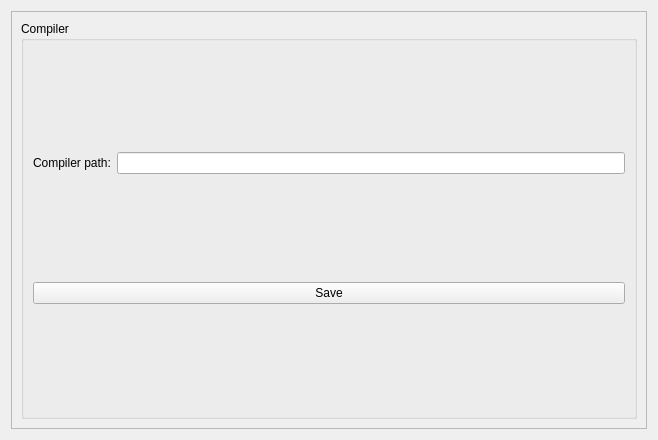
Qt form app/ui/preferenceswidget.ui (dj1vs/corgide) before a commit.
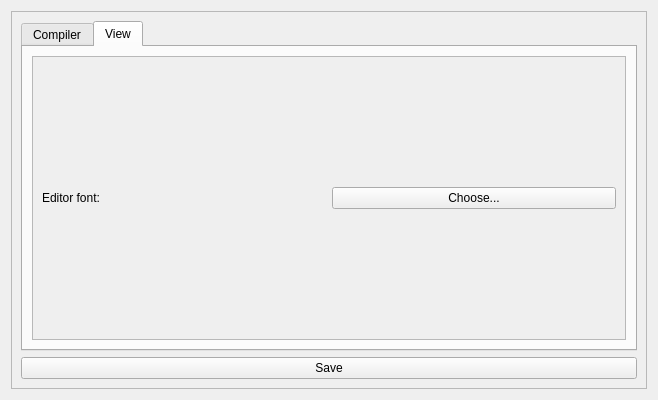
The same form after that commit.

Commit message: choose editor font in preferences

```diff
--- a/app/ui/preferenceswidget.ui
+++ b/app/ui/preferenceswidget.ui
@@ -7,7 +7,7 @@
     <x>0</x>
     <y>0</y>
     <width>658</width>
-    <height>440</height>
+    <height>400</height>
    </rect>
   </property>
   <property name="windowTitle">
@@ -24,18 +24,37 @@
        <rect>
         <x>0</x>
         <y>0</y>
-        <width>638</width>
-        <height>420</height>
+        <width>642</width>
+        <height>384</height>
        </rect>
       </property>
       <layout class="QVBoxLayout" name="verticalLayout_3">
        <item>
-        <widget class="QGroupBox" name="groupBox">
-         <property name="title">
+        <widget class="QTabWidget" name="tabWidget">
+         <property name="currentIndex">
+          <number>1</number>
+         </property>
+         <widget class="QWidget" name="tab">
+          <attribute name="title">
           <string>Compiler</string>
-         </property>
+          </attribute>
          <layout class="QVBoxLayout" name="verticalLayout">
           <item>
+            <widget class="QScrollArea" name="scrollArea_2">
+             <property name="widgetResizable">
+              <bool>true</bool>
+             </property>
+             <widget class="QWidget" name="scrollAreaWidgetContents_2">
+              <property name="geometry">
+               <rect>
+                <x>0</x>
+                <y>0</y>
+                <width>606</width>
+                <height>279</height>
+               </rect>
+              </property>
+              <layout class="QVBoxLayout" name="verticalLayout_4">
+               <item>
            <layout class="QHBoxLayout" name="horizontalLayout_2">
             <item>
              <widget class="QLabel" name="compiler_path_label">
@@ -49,6 +68,58 @@
             </item>
            </layout>
           </item>
+              </layout>
+             </widget>
+            </widget>
+           </item>
+          </layout>
+         </widget>
+         <widget class="QWidget" name="tab_2">
+          <attribute name="title">
+           <string>View</string>
+          </attribute>
+          <layout class="QVBoxLayout" name="verticalLayout_5">
+           <item>
+            <widget class="QScrollArea" name="scrollArea_3">
+             <property name="widgetResizable">
+              <bool>true</bool>
+             </property>
+             <widget class="QWidget" name="scrollAreaWidgetContents_3">
+              <property name="geometry">
+               <rect>
+                <x>0</x>
+                <y>0</y>
+                <width>606</width>
+                <height>279</height>
+               </rect>
+              </property>
+              <layout class="QVBoxLayout" name="verticalLayout_6">
+               <item>
+                <layout class="QHBoxLayout" name="horizontalLayout">
+                 <item>
+                  <widget class="QLabel" name="label">
+                   <property name="text">
+                    <string>Editor font:</string>
+                   </property>
+                  </widget>
+                 </item>
+                 <item>
+                  <widget class="QPushButton" name="editor_font_button">
+                   <property name="text">
+                    <string>Choose...</string>
+                   </property>
+                  </widget>
+                 </item>
+                </layout>
+               </item>
+              </layout>
+             </widget>
+            </widget>
+           </item>
+          </layout>
+         </widget>
+        </widget>
+       </item>
           <item>
            <widget class="QPushButton" name="save_button">
             <property name="text">
@@ -58,9 +129,6 @@
           </item>
          </layout>
         </widget>
-       </item>
-      </layout>
-     </widget>
     </widget>
    </item>
   </layout>
```
Left out of the diff: 17 changed lines with no effect on the pictures. Lines whose indentation alone changed are shown as unchanged. The commit also changes 4 other files.
